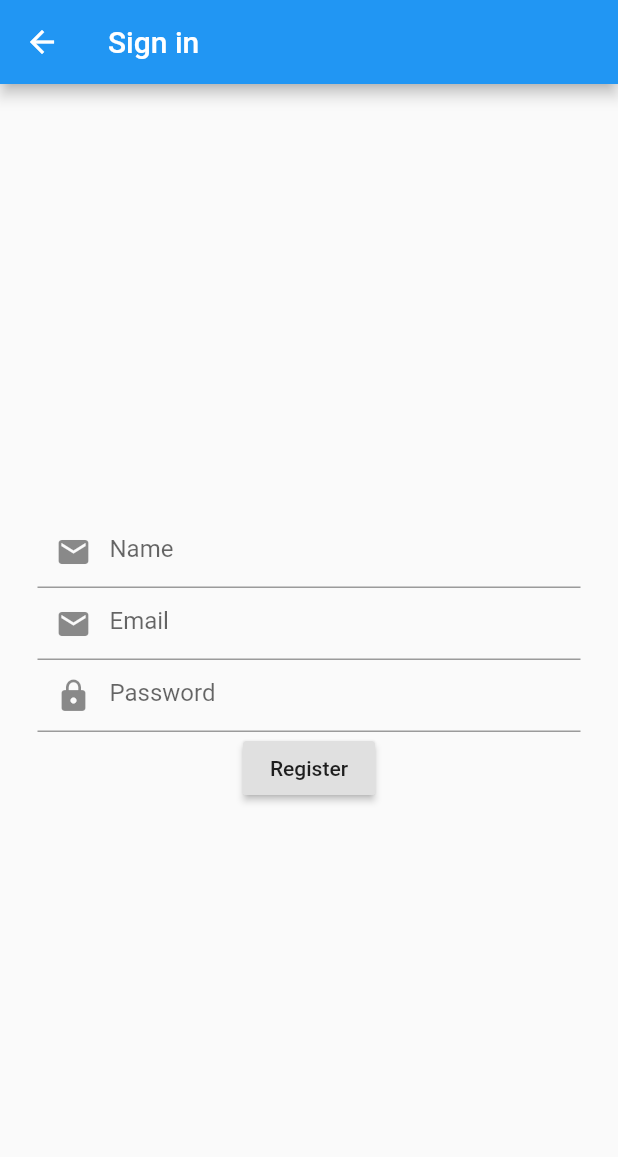
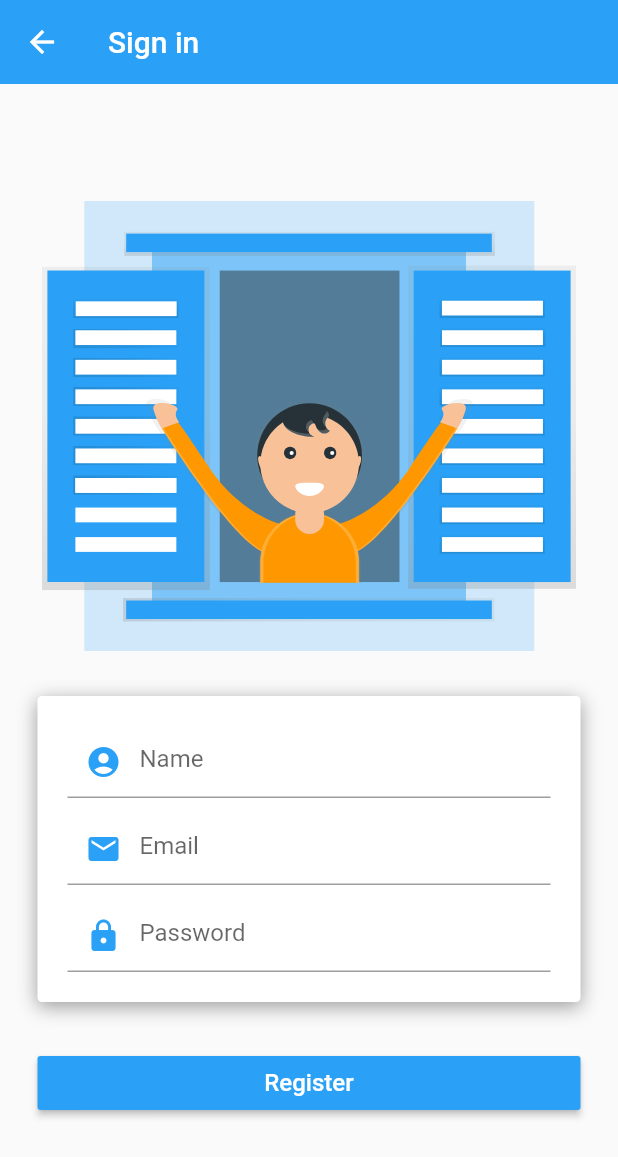
Before and after one commit to Hcastro1515/TuTiempo, a Flutter app: the LoginPage screen opened directly, after a tap on "Sign up", on a phone screen of 412 x 824 dp. Shown: the top 1157 px of the screen. Run offline on Flutter 3.47's test engine with Material 2 defaults, Android fonts, the phone set to English and light mode, and no system bars; our stand-ins replace cloud_firestore, firebase_auth, firebase_core, flutter_svg, get, google_fonts; accounts and stored records are empty; network calls fail.

Commit message:
Finished working on login/signup UI

```diff
--- a/lib/config.dart
+++ b/lib/config.dart
@@ -1,10 +1,12 @@
-//svg image paths
+//Images path
 
 import 'package:flutter/material.dart';
 import 'package:google_fonts/google_fonts.dart';
 
 const String logInImage = "assets/log_in.svg";
 const String signUpImage = "assets/sign_in.svg";
+const String circle_top = "assets/Circle_top.png";
+const String circle_bottom = "assets/Circle_bottom.png";
 
 //Theme data : colors
 const Color accentColor = Color(0xff2AA1F6);
@@ -14,8 +16,9 @@ const Color redColor = Color(0xffFF5454);
 final themeData = ThemeData(
   textTheme: TextTheme(
     headline1: GoogleFonts.poppins(
-      color: Colors.grey,
-      fontSize: 21,
+      color: Colors.black,
+      fontSize: 24,
+      fontWeight: FontWeight.bold
     ),
     headline2: GoogleFonts.poppins(
       color: Colors.white,
--- a/lib/screens/login.dart
+++ b/lib/screens/login.dart
@@ -1,9 +1,12 @@
 import 'package:flutter/material.dart';
+import 'package:flutter_svg/flutter_svg.dart';
 import 'package:get/get.dart';
 
 import '../controllers/auth_controller.dart';
 import 'sign_up.dart';
+import "../config.dart";
 
+// ignore: must_be_immutable
 class LoginPage extends GetWidget<AuthController> {
   TextEditingController emailController = TextEditingController();
   TextEditingController passwordController = TextEditingController();
@@ -12,16 +15,45 @@ class LoginPage extends GetWidget<AuthController> {
   Widget build(BuildContext context) {
     return SafeArea(
       child: Scaffold(
-        body: Padding(
-          padding: const EdgeInsets.symmetric(horizontal: 25.0),
+        backgroundColor: Colors.white,
+        body: Center(
+          child: SingleChildScrollView(
+            child: Padding(
+              padding: const EdgeInsets.symmetric(horizontal: 20),
               child: Column(
+                crossAxisAlignment: CrossAxisAlignment.stretch,
                 mainAxisAlignment: MainAxisAlignment.center,
                 children: [
+                  Row(
+                    mainAxisAlignment: MainAxisAlignment.center,
+                    children: [
+                      Text(
+                        "Login",
+                        style: Theme.of(context).textTheme.headline1,
+                      ),
+                    ],
+                  ),
+                  SizedBox(
+                    height: 20,
+                  ),
+                  Container(
+                    width: 300,
+                    height: 300,
+                    child: SvgPicture.asset(logInImage),
+                  ),
+                  SizedBox(
+                    height: 20,
+                  ),
                   TextFormField(
                     controller: emailController,
                     decoration: InputDecoration(
+                      fillColor: Colors.purple,
+                      errorStyle: TextStyle(color: Colors.red),
                       hintText: "Email",
-                  prefixIcon: Icon(Icons.email),
+                      prefixIcon: Icon(
+                        Icons.email,
+                        color: Color(0xff2AA1F6),
+                      ),
                     ),
                   ),
                   TextFormField(
@@ -29,18 +61,50 @@ class LoginPage extends GetWidget<AuthController> {
                     obscureText: true,
                     decoration: InputDecoration(
                       hintText: "Password",
-                  prefixIcon: Icon(Icons.lock),
+                      prefixIcon: Icon(
+                        Icons.lock,
+                        color: Color(0xff2AA1F6),
+                      ),
+                      errorStyle: TextStyle(color: Colors.red),
                     ),
                   ),
+                  SizedBox(
+                    height: 10,
+                  ),
+                  Row(
+                    mainAxisAlignment: MainAxisAlignment.end,
+                    children: [
+                      Text("Forgot Password?"),
+                    ],
+                  ),
+                  SizedBox(
+                    height: 20,
+                  ),
                   RaisedButton(
-                child: Text("Login"),
+                    elevation: 0,
+                    color: Color(0xff2AA1F6),
+                    child: Text(
+                      "Login",
+                      style: TextStyle(
+                        color: Colors.white,
+                        fontSize: 16,
+                      ),
+                    ),
                     onPressed: () {
                       controller.login(
                           emailController.text, passwordController.text);
                     },
                   ),
-              FlatButton(
-                child: Text("Sign up"),
+                  RaisedButton(
+                    elevation: 0,
+                    color: Color(0xff2AA1F6),
+                    child: Text(
+                      "Sign up",
+                      style: TextStyle(
+                        color: Colors.white,
+                        fontSize: 16,
+                      ),
+                    ),
                     onPressed: () {
                       Get.to(SingUp());
                     },
@@ -49,6 +113,8 @@ class LoginPage extends GetWidget<AuthController> {
               ),
             ),
           ),
+        ),
+      ),
     );
   }
 }
--- a/lib/screens/sign_up.dart
+++ b/lib/screens/sign_up.dart
@@ -1,6 +1,9 @@
 import 'package:flutter/material.dart';
+import 'package:flutter_svg/flutter_svg.dart';
 import 'package:get/get.dart';
 import 'package:get_x_todo/controllers/auth_controller.dart';
+
+import '../config.dart';
 
 class SingUp extends GetWidget<AuthController> {
   TextEditingController userName = TextEditingController();
@@ -12,37 +15,83 @@ class SingUp extends GetWidget<AuthController> {
     return SafeArea(
       child: Scaffold(
         appBar: AppBar(
+          elevation: 0,
           title: Text("Sign in"),
+          backgroundColor: Color(0xff2AA1F6),
         ),
-        body: Padding(
+        body: Center(
+          child: SingleChildScrollView(
+            physics: ScrollPhysics(parent: BouncingScrollPhysics()),
+            child: Padding(
               padding: const EdgeInsets.symmetric(horizontal: 25.0),
               child: Column(
                 mainAxisAlignment: MainAxisAlignment.center,
+                crossAxisAlignment: CrossAxisAlignment.stretch,
+                children: [
+                  Container(
+                    width: 300,
+                    height: 300,
+                    child: SvgPicture.asset(signUpImage),
+                  ),
+                  Container(
+                    decoration: BoxDecoration(
+                        color: Colors.white,
+                        borderRadius: BorderRadius.circular(3),
+                        boxShadow: [
+                          BoxShadow(
+                              blurRadius: 10,
+                              color: Colors.grey,
+                              offset: Offset(0, 3))
+                        ]),
+                    width: double.infinity,
+                    padding: EdgeInsets.only(
+                        top: 20, bottom: 20, left: 20, right: 20),
+                    margin: EdgeInsets.only(bottom: 30, top: 30),
+                    child: Column(
                       children: [
                         TextFormField(
                           controller: userName,
                           decoration: InputDecoration(
                             hintText: "Name",
-                  prefixIcon: Icon(Icons.email),
+                            prefixIcon: Icon(Icons.account_circle,
+                                color: Color(0xff2AA1F6)),
                           ),
+                        ),
+                        SizedBox(
+                          height: 10,
                         ),
                         TextFormField(
                           controller: emailController,
                           decoration: InputDecoration(
                             hintText: "Email",
-                  prefixIcon: Icon(Icons.email),
+                            prefixIcon:
+                                Icon(Icons.email, color: Color(0xff2AA1F6)),
                           ),
+                        ),
+                        SizedBox(
+                          height: 10,
                         ),
                         TextFormField(
                           controller: passwordController,
                           obscureText: true,
                           decoration: InputDecoration(
                             hintText: "Password",
-                  prefixIcon: Icon(Icons.lock),
+                            prefixIcon:
+                                Icon(Icons.lock, color: Color(0xff2AA1F6)),
+                          ),
+                        ),
+                      ],
                     ),
                   ),
                   RaisedButton(
-                child: Text("Register"),
+                    color: Color(0xff2AA1F6),
+                    child: Text(
+                      "Register",
+                      style: TextStyle(
+                        color: Colors.white,
+                        fontSize: 16,
+                      ),
+                    ),
                     onPressed: () {
                       controller.createUser(userName.text, emailController.text,
                           passwordController.text);
@@ -52,6 +101,8 @@ class SingUp extends GetWidget<AuthController> {
               ),
             ),
           ),
+        ),
+      ),
     );
   }
 }
--- a/pubspec.yaml
+++ b/pubspec.yaml
@@ -51,8 +51,8 @@ flutter:
   uses-material-design: true
 
   # To add assets to your application, add an assets section, like this:
-  # assets:
-  #   - images/a_dot_burr.jpeg
+  assets:
+    - assets/
   #   - images/a_dot_ham.jpeg
 
   # An image asset can refer to one or more resolution-specific "variants", see
```
Also changed, not shown: assets/Circle_bottom.png (added), assets/Circle_top.png (added). Lines whose indentation alone changed are shown as unchanged.
